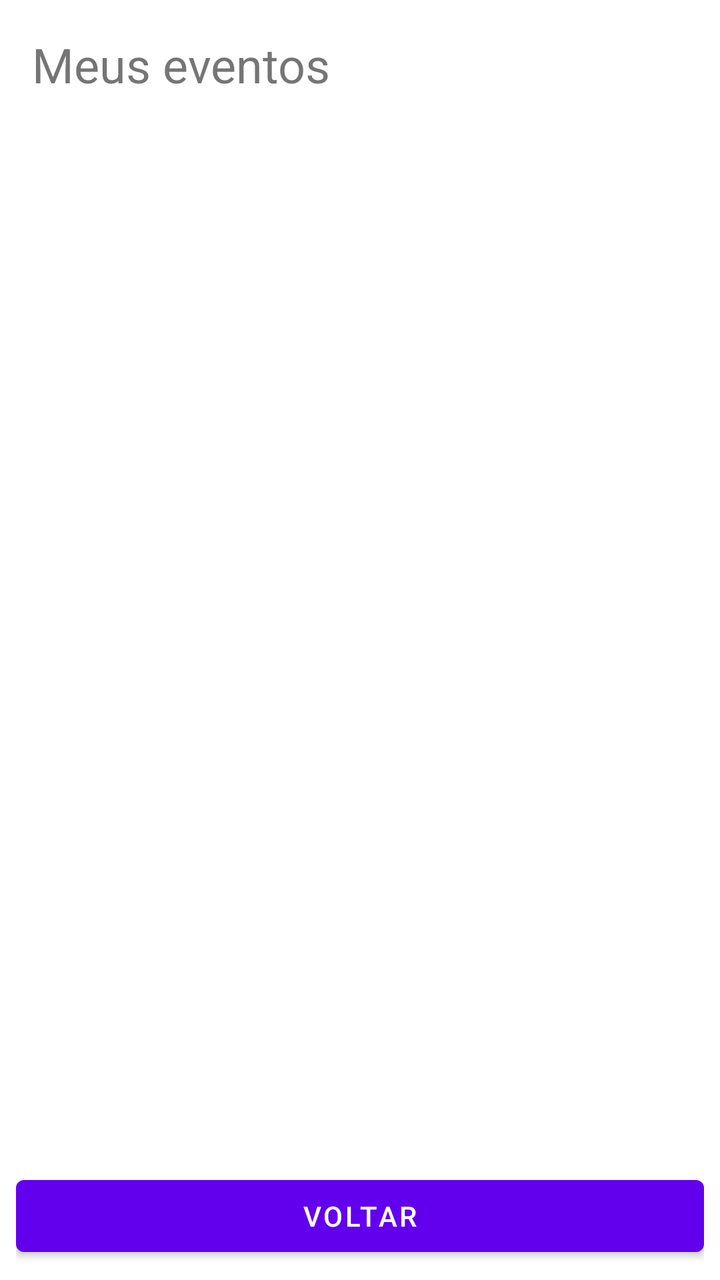
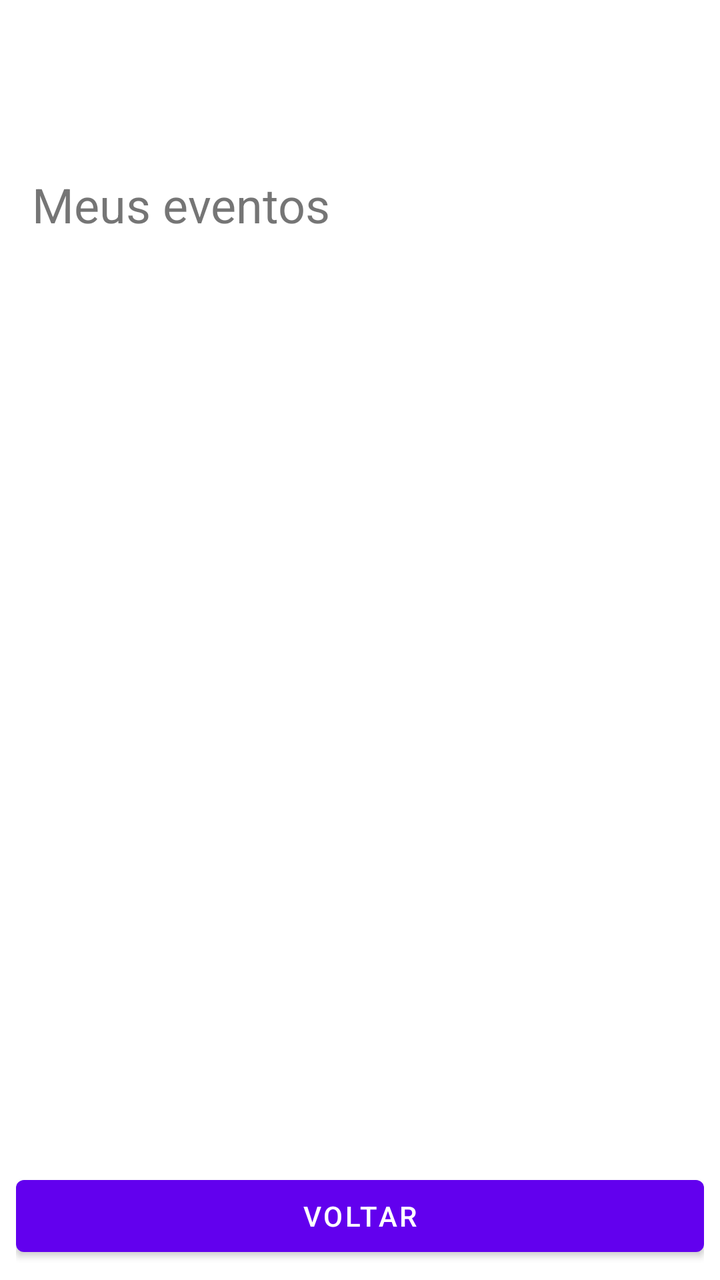

The first picture is an Android layout as it rendered before a commit; the second is the same layout after the commit. The layout source and the unified diff follow.
<!-- AndroidManifest.xml: application theme Theme.CampusHub -->
<!-- res/layout/activity_my_events.xml -->
<?xml version="1.0" encoding="utf-8"?>
<LinearLayout xmlns:android="http://schemas.android.com/apk/res/android"
    android:layout_width="match_parent"
    android:layout_height="match_parent"
    android:orientation="vertical"
    android:padding="8dp">

    <TextView
        android:layout_width="match_parent"
        android:layout_height="wrap_content"
        android:padding="8dp"
        android:text="Meus eventos"
        android:textSize="24sp" />

    <FrameLayout
        android:layout_width="match_parent"
        android:layout_height="0dp"
        android:layout_weight="1">

        <androidx.recyclerview.widget.RecyclerView
            android:id="@+id/recyclerMeusEventos"
            android:layout_width="match_parent"
            android:layout_height="match_parent" />

        <ProgressBar
            android:id="@+id/progressMeusEventos"
            android:layout_width="wrap_content"
            android:layout_height="wrap_content"
            android:layout_gravity="center" />

        <TextView
            android:id="@+id/tvNenhumMeuEvento"
            android:layout_width="wrap_content"
            android:layout_height="wrap_content"
            android:layout_gravity="center"
            android:text="Você ainda não se inscreveu em nenhum evento"
            android:visibility="gone" />

    </FrameLayout>

    <Button
        android:id="@+id/btnVoltar"
        android:layout_width="match_parent"
        android:layout_height="wrap_content"
        android:text="Voltar" />

</LinearLayout>
<!-- resources referenced by this layout -->
<resources>
  <style name="Theme.CampusHub" parent="Theme.MaterialComponents.DayNight.DarkActionBar">
          
          <item name="colorPrimary">@color/purple_500</item>
          <item name="colorPrimaryVariant">@color/purple_700</item>
          <item name="colorOnPrimary">@color/white</item>
          
          <item name="colorSecondary">@color/teal_200</item>
          <item name="colorSecondaryVariant">@color/teal_700</item>
          <item name="colorOnSecondary">@color/black</item>
          
          <item name="android:statusBarColor">?attr/colorPrimaryVariant</item>
          
      </style>
  <color name="purple_500">#FF6200EE</color>
  <color name="purple_700">#FF3700B3</color>
  <color name="white">#FFFFFFFF</color>
  <color name="teal_200">#FF03DAC5</color>
  <color name="teal_700">#FF018786</color>
  <color name="black">#FF000000</color>
</resources>

<!-- the commit's change to res/layout/activity_my_events.xml (unified diff, before → after) -->
@@ -10,7 +10,8 @@
         android:layout_height="wrap_content"
         android:padding="8dp"
         android:text="Meus eventos"
-        android:textSize="24sp" />
+        android:textSize="24sp"
+        android:layout_marginTop="70sp"/>
 
     <FrameLayout
         android:layout_width="match_parent"
